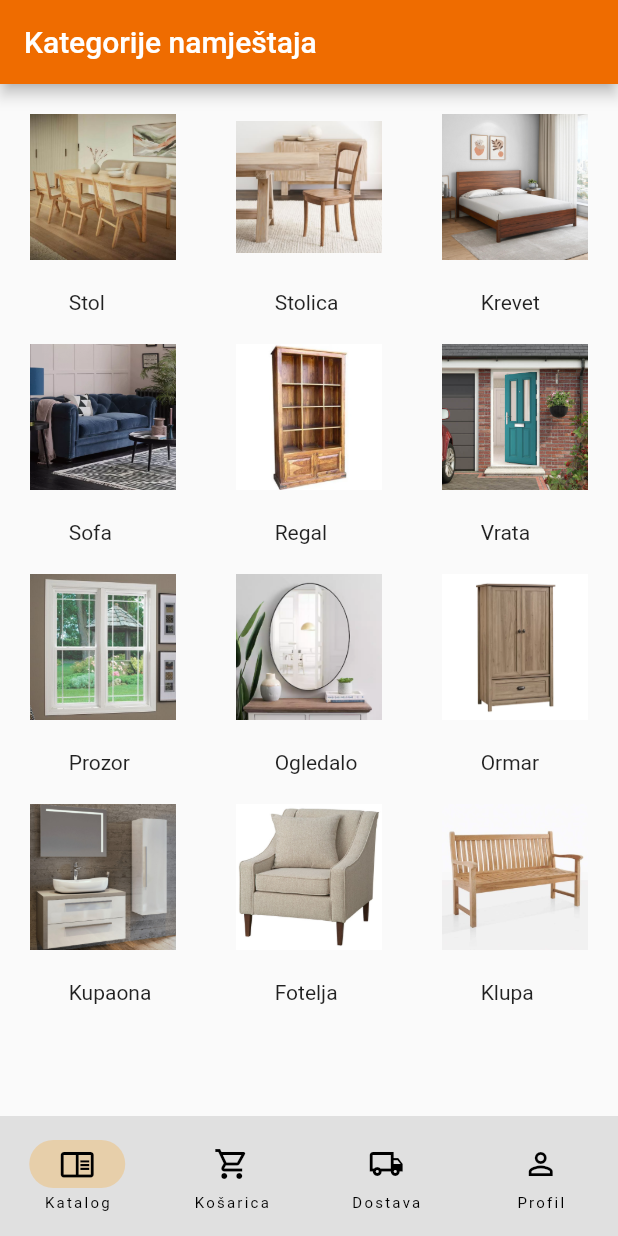
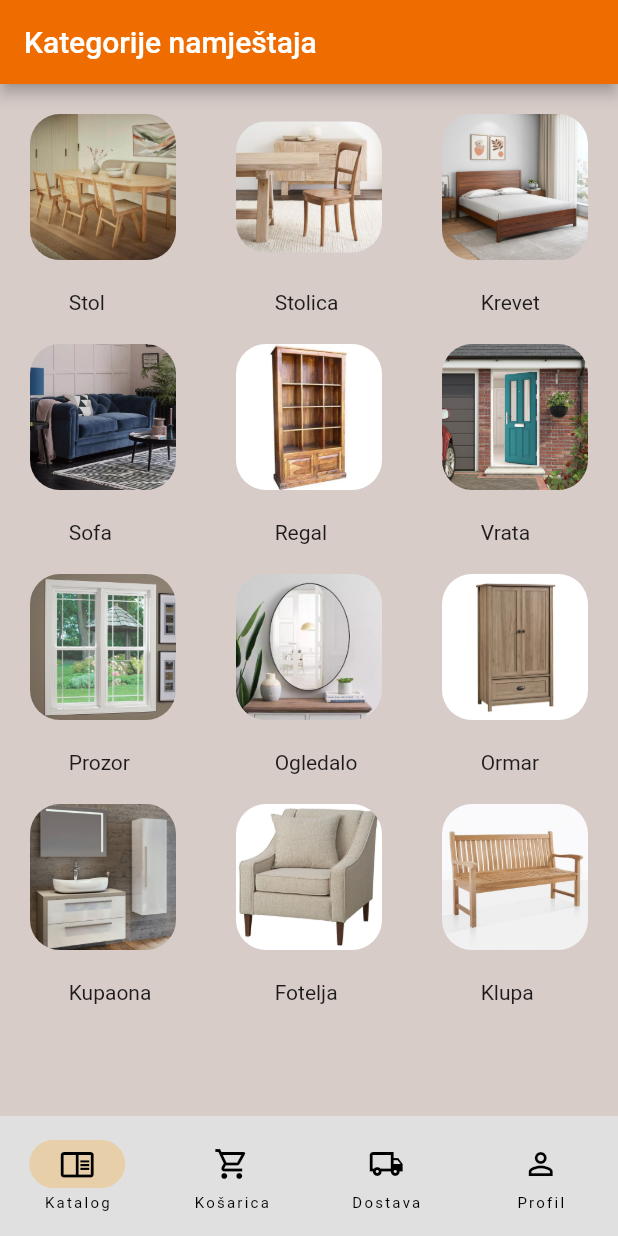
Before and after one commit to dodo9715/Flutter_testApp, a Flutter app: the screen it shows after launch, on a phone screen of 412 x 824 dp. Run offline on Flutter 3.47's test engine with Material 2 defaults, Android fonts, the phone set to English and light mode, and no system bars.

Commit message:
Dodani border slikama
borderRadius: BorderRadius.circular(20)

```diff
--- a/lib/home_page.dart
+++ b/lib/home_page.dart
@@ -9,6 +9,7 @@ class HomePage extends StatelessWidget {
   @override
   Widget build(BuildContext context) {
     return Scaffold(
+      backgroundColor: Colors.brown.shade100,
       body: SingleChildScrollView(
           child: Column(
         mainAxisAlignment: MainAxisAlignment.spaceAround,
@@ -19,19 +20,30 @@ class HomePage extends StatelessWidget {
               Expanded(
                 child: Padding(
                   padding: const EdgeInsets.all(20.0),
+                  child: ClipRRect(
+                    borderRadius: BorderRadius.circular(20),
                     child: Image.asset('images/stol.jpg'),
+                  ),
                 ),
                 flex: 1,
               ),
               Expanded(
                   child: Padding(
                     padding: const EdgeInsets.all(20.0),
-                      child: Image.asset('images/stolica.jpg')),
+                    child: ClipRRect(
+                      borderRadius: BorderRadius.circular(20),
+                      child: Image.asset('images/stolica.jpg'),
+                    ),
+                  ),
                   flex: 1),
               Expanded(
                   child: Padding(
                     padding: const EdgeInsets.all(20.0),
-                      child: Image.asset('images/bed.jpg')),
+                    child: ClipRRect(
+                      borderRadius: BorderRadius.circular(20),
+                      child: Image.asset('images/bed.jpg'),
+                    ),
+                  ),
                   flex: 1),
             ],
           ),
@@ -70,17 +82,29 @@ class HomePage extends StatelessWidget {
               Expanded(
                   child: Padding(
                     padding: const EdgeInsets.all(20.0),
-                      child: Image.asset('images/sofa.jpg')),
+                    child: ClipRRect(
+                      borderRadius: BorderRadius.circular(20),
+                      child: Image.asset('images/sofa.jpg'),
+                    ),
+                  ),
                   flex: 1),
               Expanded(
                   child: Padding(
                     padding: const EdgeInsets.all(20.0),
-                      child: Image.asset('images/regal.jpg')),
+                    child: ClipRRect(
+                      borderRadius: BorderRadius.circular(20),
+                      child: Image.asset('images/regal.jpg'),
+                    ),
+                  ),
                   flex: 1),
               Expanded(
                   child: Padding(
                     padding: const EdgeInsets.all(20.0),
-                      child: Image.asset('images/vrata.jpg')),
+                    child: ClipRRect(
+                      borderRadius: BorderRadius.circular(20),
+                      child: Image.asset('images/vrata.jpg'),
+                    ),
+                  ),
                   flex: 1),
             ],
           ),
@@ -119,17 +143,29 @@ class HomePage extends StatelessWidget {
               Expanded(
                   child: Padding(
                     padding: const EdgeInsets.all(20.0),
-                      child: Image.asset('images/prozor.jpg')),
+                    child: ClipRRect(
+                      borderRadius: BorderRadius.circular(20),
+                      child: Image.asset('images/prozor.jpg'),
+                    ),
+                  ),
                   flex: 1),
               Expanded(
                   child: Padding(
                     padding: const EdgeInsets.all(20.0),
-                      child: Image.asset('images/ogledalo.jpg')),
+                    child: ClipRRect(
+                      borderRadius: BorderRadius.circular(20),
+                      child: Image.asset('images/ogledalo.jpg'),
+                    ),
+                  ),
                   flex: 1),
               Expanded(
                   child: Padding(
                     padding: const EdgeInsets.all(20.0),
-                      child: Image.asset('images/ormar.jpg')),
+                    child: ClipRRect(
+                      borderRadius: BorderRadius.circular(20),
+                      child: Image.asset('images/ormar.jpg'),
+                    ),
+                  ),
                   flex: 1),
             ],
           ),
@@ -168,17 +204,29 @@ class HomePage extends StatelessWidget {
               Expanded(
                   child: Padding(
                     padding: const EdgeInsets.all(20.0),
-                      child: Image.asset('images/kupaona.jpg')),
+                    child: ClipRRect(
+                      borderRadius: BorderRadius.circular(20),
+                      child: Image.asset('images/kupaona.jpg'),
+                    ),
+                  ),
                   flex: 1),
               Expanded(
                   child: Padding(
                     padding: const EdgeInsets.all(20.0),
-                      child: Image.asset('images/fotelja.jpg')),
+                    child: ClipRRect(
+                      borderRadius: BorderRadius.circular(20),
+                      child: Image.asset('images/fotelja.jpg'),
+                    ),
+                  ),
                   flex: 1),
               Expanded(
                   child: Padding(
                     padding: const EdgeInsets.all(20.0),
-                      child: Image.asset('images/klupa.jpg')),
+                    child: ClipRRect(
+                      borderRadius: BorderRadius.circular(20),
+                      child: Image.asset('images/klupa.jpg'),
+                    ),
+                  ),
                   flex: 1),
             ],
           ),
```
Lines whose indentation alone changed are shown as unchanged.
